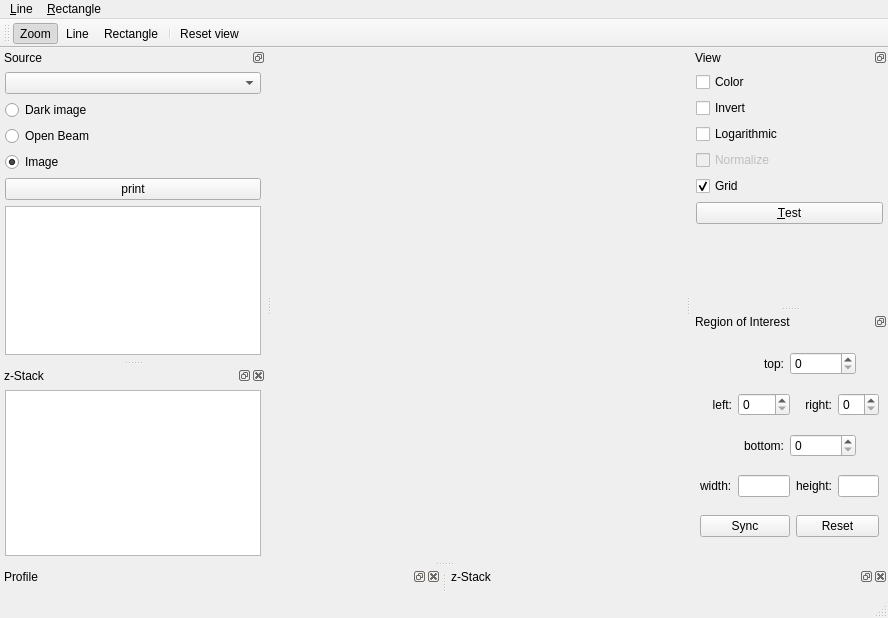
Above: pydemo/demo.ui from dejfh/nicos-livewidget-ng before the change. Below: the same form after it.
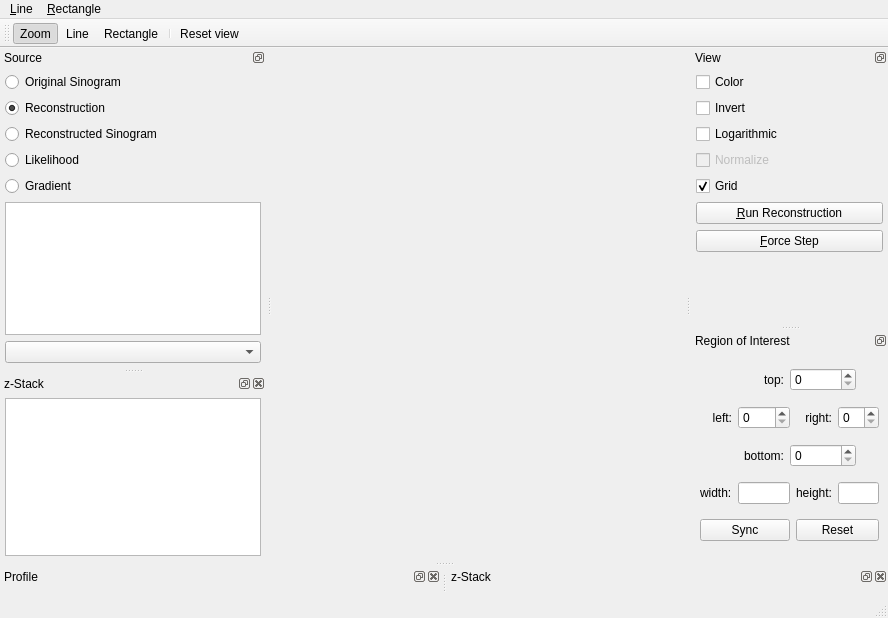
That is the form after the change. Icons and pictures are not drawn.

```diff
--- a/pydemo/demo.ui
+++ b/pydemo/demo.ui
@@ -87,26 +87,16 @@
       <number>5</number>
      </property>
      <item>
-      <widget class="QComboBox" name="comboKeyword"/>
-     </item>
-     <item>
-      <widget class="QRadioButton" name="radioSourceDarkImage">
+      <widget class="QRadioButton" name="radioSourceOriginal">
        <property name="text">
-        <string>Dark image</string>
+        <string>Original Sinogram</string>
        </property>
       </widget>
      </item>
      <item>
       <widget class="QRadioButton" name="radioSourceOpenBeam">
        <property name="text">
-        <string>Open Beam</string>
-       </property>
-      </widget>
-     </item>
-     <item>
-      <widget class="QRadioButton" name="radioSourceImage">
-       <property name="text">
-        <string>Image</string>
+        <string>Reconstruction</string>
        </property>
        <property name="checked">
         <bool>true</bool>
@@ -114,15 +104,41 @@
       </widget>
      </item>
      <item>
-      <widget class="QPushButton" name="btnPrint">
+      <widget class="QRadioButton" name="radioSourceSinogram">
        <property name="text">
-        <string>print</string>
+        <string>Reconstructed Sinogram</string>
+       </property>
+       <property name="checked">
+        <bool>false</bool>
+       </property>
+      </widget>
+     </item>
+     <item>
+      <widget class="QRadioButton" name="radioSourceLikelihood">
+       <property name="text">
+        <string>Likelihood</string>
+       </property>
+       <property name="checked">
+        <bool>false</bool>
+       </property>
+      </widget>
+     </item>
+     <item>
+      <widget class="QRadioButton" name="radioSourceGradient">
+       <property name="text">
+        <string>Gradient</string>
+       </property>
+       <property name="checked">
+        <bool>false</bool>
        </property>
       </widget>
      </item>
      <item>
       <widget class="QListWidget" name="listSourceFiles"/>
      </item>
+     <item>
+      <widget class="QComboBox" name="comboKeyword"/>
+     </item>
     </layout>
    </widget>
   </widget>
@@ -191,7 +207,7 @@
           <x>0</x>
           <y>0</y>
           <width>177</width>
-          <height>138</height>
+          <height>167</height>
          </rect>
         </property>
         <property name="sizePolicy">
@@ -257,7 +273,23 @@
          <item>
           <widget class="QPushButton" name="buttonTest">
            <property name="text">
-            <string>&amp;Test</string>
+            <string>&amp;Run Reconstruction</string>
+           </property>
+           <property name="checkable">
+            <bool>true</bool>
+           </property>
+           <property name="checked">
+            <bool>false</bool>
+           </property>
+          </widget>
+         </item>
+         <item>
+          <widget class="QPushButton" name="buttonForce">
+           <property name="text">
+            <string>&amp;Force Step</string>
+           </property>
+           <property name="checkable">
+            <bool>true</bool>
            </property>
           </widget>
          </item>
```
Left out of the diff: 2 changed lines with no effect on the pictures.
